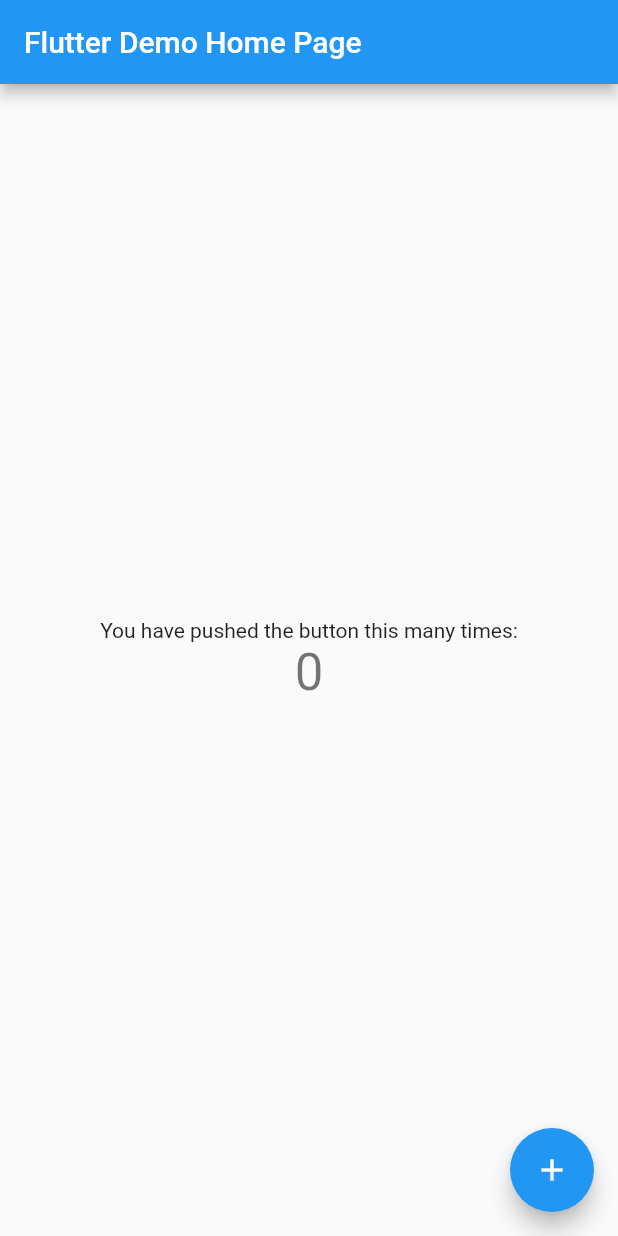
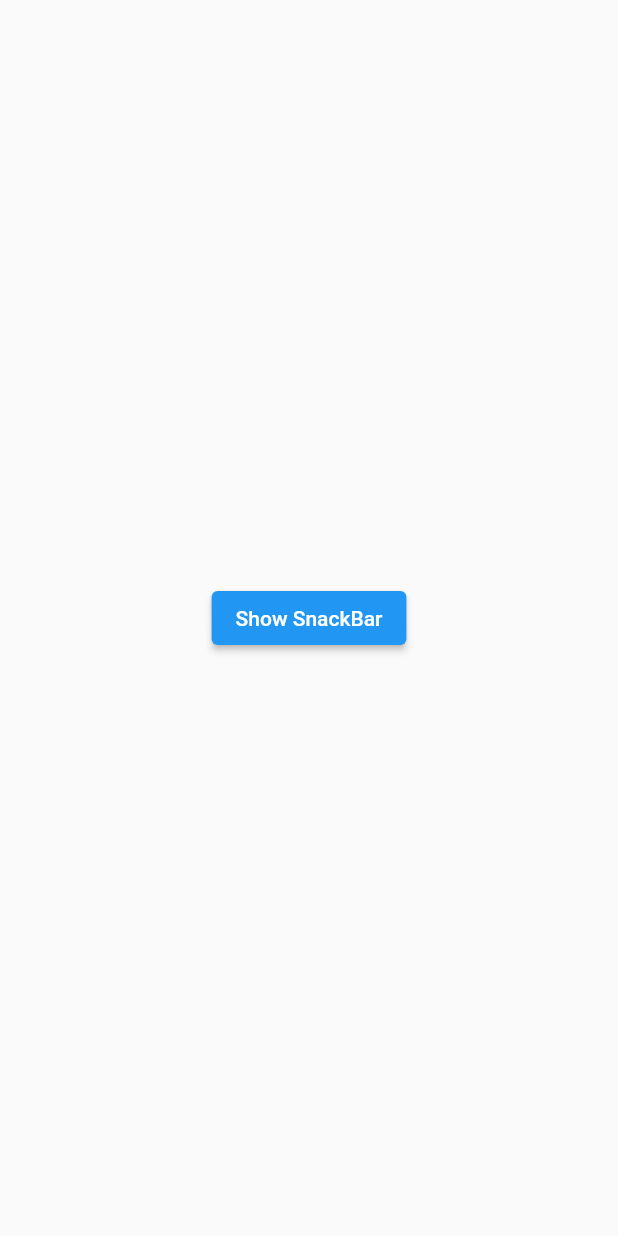
Before and after one commit to SwaXTech/ADFRadio-Flutter, a Flutter app: the screen it shows after launch, on a phone screen of 412 x 824 dp. Run offline on Flutter 3.47's test engine with Material 2 defaults, Android fonts, the phone set to English and light mode, and no system bars.

Commit message:
Added snackbar to test button

```diff
--- a/lib/main.dart
+++ b/lib/main.dart
@@ -26,92 +26,36 @@ class MyApp extends StatelessWidget {
         // closer together (more dense) than on mobile platforms.
         visualDensity: VisualDensity.adaptivePlatformDensity,
       ),
-      home: MyHomePage(title: 'Flutter Demo Home Page'),
+      home: HomePage(),
     );
   }
 }
 
-class MyHomePage extends StatefulWidget {
-  MyHomePage({Key key, this.title}) : super(key: key);
-
-  // This widget is the home page of your application. It is stateful, meaning
-  // that it has a State object (defined below) that contains fields that affect
-  // how it looks.
-
-  // This class is the configuration for the state. It holds the values (in this
-  // case the title) provided by the parent (in this case the App widget) and
-  // used by the build method of the State. Fields in a Widget subclass are
-  // always marked "final".
-
-  final String title;
-
-  @override
-  _MyHomePageState createState() => _MyHomePageState();
-}
-
-class _MyHomePageState extends State<MyHomePage> {
-  int _counter = 0;
-
-  void _incrementCounter() {
-    setState(() {
-      // This call to setState tells the Flutter framework that something has
-      // changed in this State, which causes it to rerun the build method below
-      // so that the display can reflect the updated values. If we changed
-      // _counter without calling setState(), then the build method would not be
-      // called again, and so nothing would appear to happen.
-      _counter++;
-    });
-  }
-
+class HomePage extends StatelessWidget{
   @override
   Widget build(BuildContext context) {
-    // This method is rerun every time setState is called, for instance as done
-    // by the _incrementCounter method above.
-    //
-    // The Flutter framework has been optimized to make rerunning build methods
-    // fast, so that you can just rebuild anything that needs updating rather
-    // than having to individually change instances of widgets.
     return Scaffold(
-      appBar: AppBar(
-        // Here we take the value from the MyHomePage object that was created by
-        // the App.build method, and use it to set our appbar title.
-        title: Text(widget.title),
-      ),
-      body: Center(
-        // Center is a layout widget. It takes a single child and positions it
-        // in the middle of the parent.
-        child: Column(
-          // Column is also a layout widget. It takes a list of children and
-          // arranges them vertically. By default, it sizes itself to fit its
-          // children horizontally, and tries to be as tall as its parent.
-          //
-          // Invoke "debug painting" (press "p" in the console, choose the
-          // "Toggle Debug Paint" action from the Flutter Inspector in Android
-          // Studio, or the "Toggle Debug Paint" command in Visual Studio Code)
-          // to see the wireframe for each widget.
-          //
-          // Column has various properties to control how it sizes itself and
-          // how it positions its children. Here we use mainAxisAlignment to
-          // center the children vertically; the main axis here is the vertical
-          // axis because Columns are vertical (the cross axis would be
-          // horizontal).
-          mainAxisAlignment: MainAxisAlignment.center,
-          children: <Widget>[
-            Text(
-              'You have pushed the button this many times:',
-            ),
-            Text(
-              '$_counter',
-              style: Theme.of(context).textTheme.headline4,
-            ),
-          ],
-        ),
-      ),
-      floatingActionButton: FloatingActionButton(
-        onPressed: _incrementCounter,
-        tooltip: 'Increment',
-        child: Icon(Icons.add),
-      ), // This trailing comma makes auto-formatting nicer for build methods.
+      body: Button()
     );
   }
 }
+
+class Button extends StatelessWidget {
+  @override
+  Widget build(BuildContext context) {
+    return Center(
+      child: ElevatedButton(
+        onPressed: () {
+          final snackBar = SnackBar(
+            content: Text('Yay! A SnackBar!'),
+          );
+
+          // Find the Scaffold in the widget tree and use
+          // it to show a SnackBar.
+          Scaffold.of(context).showSnackBar(snackBar);
+        },
+        child: Text('Show SnackBar'),
+      ),
+    );
+  }
+}
```
